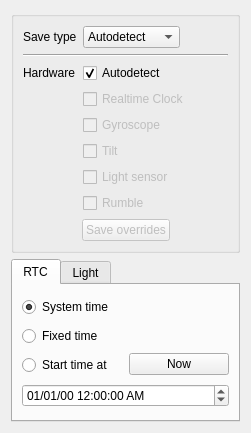
Old version of the form Libretro/mgba/src/platform/qt/GamePakView.ui in the repository kiddreads/Avalon-copy2.
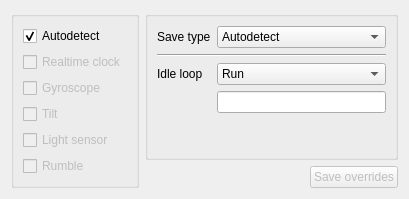
New version of the form.

Commit message: Qt: Split out sensor editor from override view

Diff of the .ui file:
```diff
--- a/Libretro/mgba/src/platform/qt/GamePakView.ui
+++ b/Libretro/mgba/src/platform/qt/GamePakView.ui
@@ -6,8 +6,8 @@
    <rect>
     <x>0</x>
     <y>0</y>
-    <width>251</width>
-    <height>433</height>
+    <width>409</width>
+    <height>198</height>
    </rect>
   </property>
   <property name="sizePolicy">
@@ -19,15 +19,15 @@
   <property name="windowTitle">
    <string>Game Pak Overrides</string>
   </property>
-  <layout class="QVBoxLayout" name="verticalLayout_2">
-   <item>
-    <widget class="QGroupBox" name="groupBox">
+  <layout class="QGridLayout" name="gridLayout_3">
+   <item row="0" column="1">
+    <widget class="QGroupBox" name="groupBox_2">
      <property name="title">
       <string/>
      </property>
-     <layout class="QFormLayout" name="formLayout">
+     <layout class="QFormLayout" name="formLayout_5">
       <property name="fieldGrowthPolicy">
-       <enum>QFormLayout::FieldsStayAtSizeHint</enum>
+       <enum>QFormLayout::AllNonFixedFieldsGrow</enum>
       </property>
       <item row="0" column="0">
        <widget class="QLabel" name="label">
@@ -70,6 +70,35 @@
         </item>
        </widget>
       </item>
+      <item row="2" column="0">
+       <widget class="QLabel" name="label_3">
+        <property name="text">
+         <string>Idle loop</string>
+        </property>
+       </widget>
+      </item>
+      <item row="2" column="1">
+       <widget class="QComboBox" name="idleOptimization">
+        <item>
+         <property name="text">
+          <string>Run</string>
+         </property>
+        </item>
+        <item>
+         <property name="text">
+          <string>Optimize</string>
+         </property>
+        </item>
+        <item>
+         <property name="text">
+          <string>Detect</string>
+         </property>
+        </item>
+       </widget>
+      </item>
+      <item row="3" column="1">
+       <widget class="QLineEdit" name="idleLoop"/>
+      </item>
       <item row="1" column="0" colspan="2">
        <widget class="Line" name="line">
         <property name="orientation">
@@ -77,14 +106,16 @@
         </property>
        </widget>
       </item>
-      <item row="2" column="0">
-       <widget class="QLabel" name="label_2">
-        <property name="text">
-         <string>Hardware</string>
-        </property>
-       </widget>
-      </item>
-      <item row="2" column="1">
+     </layout>
+    </widget>
+   </item>
+   <item row="0" column="0" rowspan="2">
+    <widget class="QGroupBox" name="groupBox">
+     <property name="title">
+      <string/>
+     </property>
+     <layout class="QVBoxLayout" name="verticalLayout">
+      <item>
        <widget class="QCheckBox" name="hwAutodetect">
         <property name="text">
          <string>Autodetect</string>
@@ -94,17 +125,17 @@
         </property>
        </widget>
       </item>
-      <item row="3" column="1">
+      <item>
        <widget class="QCheckBox" name="hwRTC">
         <property name="enabled">
          <bool>false</bool>
         </property>
         <property name="text">
-         <string>Realtime Clock</string>
+         <string>Realtime clock</string>
         </property>
        </widget>
       </item>
-      <item row="4" column="1">
+      <item>
        <widget class="QCheckBox" name="hwGyro">
         <property name="enabled">
          <bool>false</bool>
@@ -114,7 +145,7 @@
         </property>
        </widget>
       </item>
-      <item row="5" column="1">
+      <item>
        <widget class="QCheckBox" name="hwTilt">
         <property name="enabled">
          <bool>false</bool>
@@ -124,7 +155,7 @@
         </property>
        </widget>
       </item>
-      <item row="6" column="1">
+      <item>
        <widget class="QCheckBox" name="hwLight">
         <property name="enabled">
          <bool>false</bool>
@@ -134,7 +165,7 @@
         </property>
        </widget>
       </item>
-      <item row="7" column="1">
+      <item>
        <widget class="QCheckBox" name="hwRumble">
         <property name="enabled">
          <bool>false</bool>
@@ -144,169 +175,35 @@
         </property>
        </widget>
       </item>
-      <item row="8" column="0" colspan="2">
-       <layout class="QHBoxLayout" name="horizontalLayout_2">
-        <item>
-         <spacer name="horizontalSpacer_2">
-          <property name="orientation">
-           <enum>Qt::Horizontal</enum>
-          </property>
-          <property name="sizeHint" stdset="0">
-           <size>
-            <width>40</width>
-            <height>20</height>
-           </size>
-          </property>
-         </spacer>
-        </item>
-        <item>
-         <widget class="QPushButton" name="save">
-          <property name="enabled">
-           <bool>false</bool>
-          </property>
-          <property name="text">
-           <string>Save overrides</string>
-          </property>
-         </widget>
-        </item>
-        <item>
-         <spacer name="horizontalSpacer">
-          <property name="orientation">
-           <enum>Qt::Horizontal</enum>
-          </property>
-          <property name="sizeHint" stdset="0">
-           <size>
-            <width>40</width>
-            <height>20</height>
-           </size>
-          </property>
-         </spacer>
-        </item>
-       </layout>
-      </item>
      </layout>
     </widget>
    </item>
-   <item>
-    <widget class="QTabWidget" name="tabWidget">
-     <property name="currentIndex">
-      <number>0</number>
-     </property>
-     <widget class="QWidget" name="tab_3">
-      <attribute name="title">
-       <string>RTC</string>
-      </attribute>
-      <layout class="QGridLayout" name="gridLayout_2">
-       <item row="2" column="0">
-        <widget class="QRadioButton" name="timeFakeEpoch">
-         <property name="text">
-          <string>Start time at</string>
-         </property>
-         <attribute name="buttonGroup">
-          <string notr="true">timeButtons</string>
-         </attribute>
-        </widget>
-       </item>
-       <item row="0" column="0">
-        <widget class="QRadioButton" name="timeNoOverride">
-         <property name="text">
-          <string>System time</string>
-         </property>
-         <property name="checked">
-          <bool>true</bool>
-         </property>
-         <attribute name="buttonGroup">
-          <string notr="true">timeButtons</string>
-         </attribute>
-        </widget>
-       </item>
-       <item row="1" column="0">
-        <widget class="QRadioButton" name="timeFixed">
-         <property name="text">
-          <string>Fixed time</string>
-         </property>
-         <attribute name="buttonGroup">
-          <string notr="true">timeButtons</string>
-         </attribute>
-        </widget>
-       </item>
-       <item row="3" column="0" colspan="2">
-        <widget class="QDateTimeEdit" name="time">
-         <property name="wrapping">
-          <bool>true</bool>
-         </property>
-         <property name="maximumDate">
-          <date>
-           <year>2099</year>
-           <month>12</month>
-           <day>31</day>
-          </date>
-         </property>
-         <property name="minimumDate">
-          <date>
-           <year>2000</year>
-           <month>1</month>
-           <day>1</day>
-          </date>
-         </property>
-         <property name="currentSection">
-          <enum>QDateTimeEdit::MonthSection</enum>
-         </property>
-         <property name="displayFormat">
-          <string>MM/dd/yy hh:mm:ss AP</string>
-         </property>
-         <property name="timeSpec">
-          <enum>Qt::UTC</enum>
-         </property>
-        </widget>
-       </item>
-       <item row="0" column="1" rowspan="3" alignment="Qt::AlignBottom">
-        <widget class="QPushButton" name="timeNow">
-         <property name="text">
-          <string>Now</string>
-         </property>
-        </widget>
-       </item>
-      </layout>
-     </widget>
-     <widget class="QWidget" name="tab_6">
-      <attribute name="title">
-       <string>Light</string>
-      </attribute>
-      <layout class="QGridLayout" name="gridLayout">
-       <item row="0" column="1">
-        <widget class="QSpinBox" name="lightSpin">
-         <property name="maximum">
-          <number>255</number>
-         </property>
-        </widget>
-       </item>
-       <item row="0" column="0">
-        <widget class="QLabel" name="label_3">
-         <property name="text">
-          <string>Brightness</string>
-         </property>
-        </widget>
-       </item>
-       <item row="1" column="0" colspan="2">
-        <widget class="QSlider" name="lightSlide">
-         <property name="maximum">
-          <number>255</number>
-         </property>
-         <property name="orientation">
-          <enum>Qt::Horizontal</enum>
-         </property>
-         <property name="tickPosition">
-          <enum>QSlider::TicksBelow</enum>
-         </property>
-         <property name="tickInterval">
-          <number>16</number>
-         </property>
-        </widget>
-       </item>
-      </layout>
-     </widget>
-    </widget>
+   <item row="1" column="1">
+    <layout class="QHBoxLayout" name="horizontalLayout_2">
+     <item>
+      <spacer name="horizontalSpacer_2">
+       <property name="orientation">
+        <enum>Qt::Horizontal</enum>
+       </property>
+       <property name="sizeHint" stdset="0">
+        <size>
+         <width>40</width>
+         <height>20</height>
+        </size>
+       </property>
+      </spacer>
+     </item>
+     <item>
+      <widget class="QPushButton" name="save">
+       <property name="enabled">
+        <bool>false</bool>
+       </property>
+       <property name="text">
+        <string>Save overrides</string>
+       </property>
+      </widget>
+     </item>
+    </layout>
    </item>
   </layout>
  </widget>
```
Left out of the diff: 3 changed lines with no effect on the pictures. The commit also changes 8 other files.
